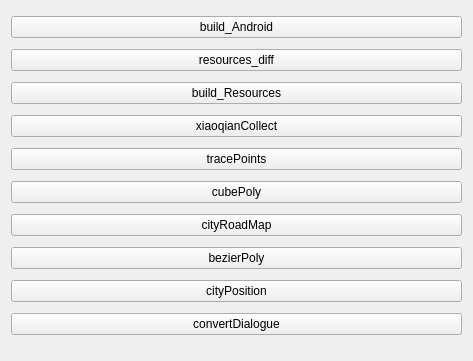
Old version of the form QGcldTools/mainwindow.ui in the repository luxiaodong/Qt.
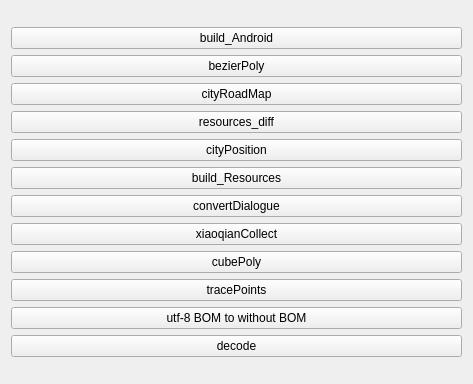
New version of the form.

Diff of the .ui file:
```diff
--- a/QGcldTools/mainwindow.ui
+++ b/QGcldTools/mainwindow.ui
@@ -7,83 +7,101 @@
     <x>0</x>
     <y>0</y>
     <width>473</width>
-    <height>361</height>
+    <height>384</height>
    </rect>
   </property>
   <property name="windowTitle">
    <string>MainWindow</string>
   </property>
   <widget class="QWidget" name="centralWidget">
+   <layout class="QGridLayout" name="gridLayout_2">
+    <item row="0" column="0">
    <layout class="QGridLayout" name="gridLayout">
-    <item row="9" column="0">
+      <item row="0" column="0">
+       <widget class="QPushButton" name="buildAndroid">
+        <property name="text">
+         <string>build_Android</string>
+        </property>
+       </widget>
+      </item>
+      <item row="1" column="0">
+       <widget class="QPushButton" name="bezierPoly">
+        <property name="text">
+         <string>bezierPoly</string>
+        </property>
+       </widget>
+      </item>
+      <item row="2" column="0">
+       <widget class="QPushButton" name="cityRoadMap">
+        <property name="text">
+         <string>cityRoadMap</string>
+        </property>
+       </widget>
+      </item>
+      <item row="3" column="0">
+       <widget class="QPushButton" name="resourceDiff">
+        <property name="text">
+         <string>resources_diff</string>
+        </property>
+       </widget>
+      </item>
+      <item row="4" column="0">
      <widget class="QPushButton" name="cityPosition">
       <property name="text">
        <string>cityPosition</string>
       </property>
      </widget>
     </item>
-    <item row="12" column="0">
-     <widget class="QPushButton" name="convertDialogue">
-      <property name="text">
-       <string>convertDialogue</string>
-      </property>
-     </widget>
-    </item>
-    <item row="2" column="0">
+      <item row="5" column="0">
      <widget class="QPushButton" name="build_res">
       <property name="text">
        <string>build_Resources</string>
       </property>
      </widget>
     </item>
-    <item row="4" column="0">
-     <widget class="QPushButton" name="tracePoints">
-      <property name="text">
-       <string>tracePoints</string>
-      </property>
-     </widget>
-    </item>
     <item row="6" column="0">
-     <widget class="QPushButton" name="cityRoadMap">
+       <widget class="QPushButton" name="convertDialogue">
       <property name="text">
-       <string>cityRoadMap</string>
+         <string>convertDialogue</string>
       </property>
      </widget>
     </item>
-    <item row="3" column="0">
+      <item row="7" column="0">
      <widget class="QPushButton" name="xiaoqianCollect">
       <property name="text">
        <string>xiaoqianCollect</string>
       </property>
      </widget>
     </item>
-    <item row="7" column="0">
-     <widget class="QPushButton" name="bezierPoly">
-      <property name="text">
-       <string>bezierPoly</string>
-      </property>
-     </widget>
-    </item>
-    <item row="5" column="0">
+      <item row="8" column="0">
      <widget class="QPushButton" name="cubePoly">
       <property name="text">
        <string>cubePoly</string>
       </property>
      </widget>
     </item>
-    <item row="0" column="0">
-     <widget class="QPushButton" name="buildAndroid">
+      <item row="9" column="0">
+       <widget class="QPushButton" name="tracePoints">
       <property name="text">
-       <string>build_Android</string>
+         <string>tracePoints</string>
       </property>
      </widget>
     </item>
-    <item row="1" column="0">
-     <widget class="QPushButton" name="resourceDiff">
+      <item row="10" column="0">
+       <widget class="QPushButton" name="utf8Bom">
       <property name="text">
-       <string>resources_diff</string>
-      </property>
-     </widget>
+         <string>utf-8 BOM to without BOM</string>
+        </property>
+       </widget>
+      </item>
+      <item row="11" column="0">
+       <widget class="QPushButton" name="decode">
+        <property name="text">
+         <string>decode</string>
+        </property>
+       </widget>
+      </item>
+     </layout>
     </item>
    </layout>
   </widget>
```
Lines whose indentation alone changed are shown as unchanged.
